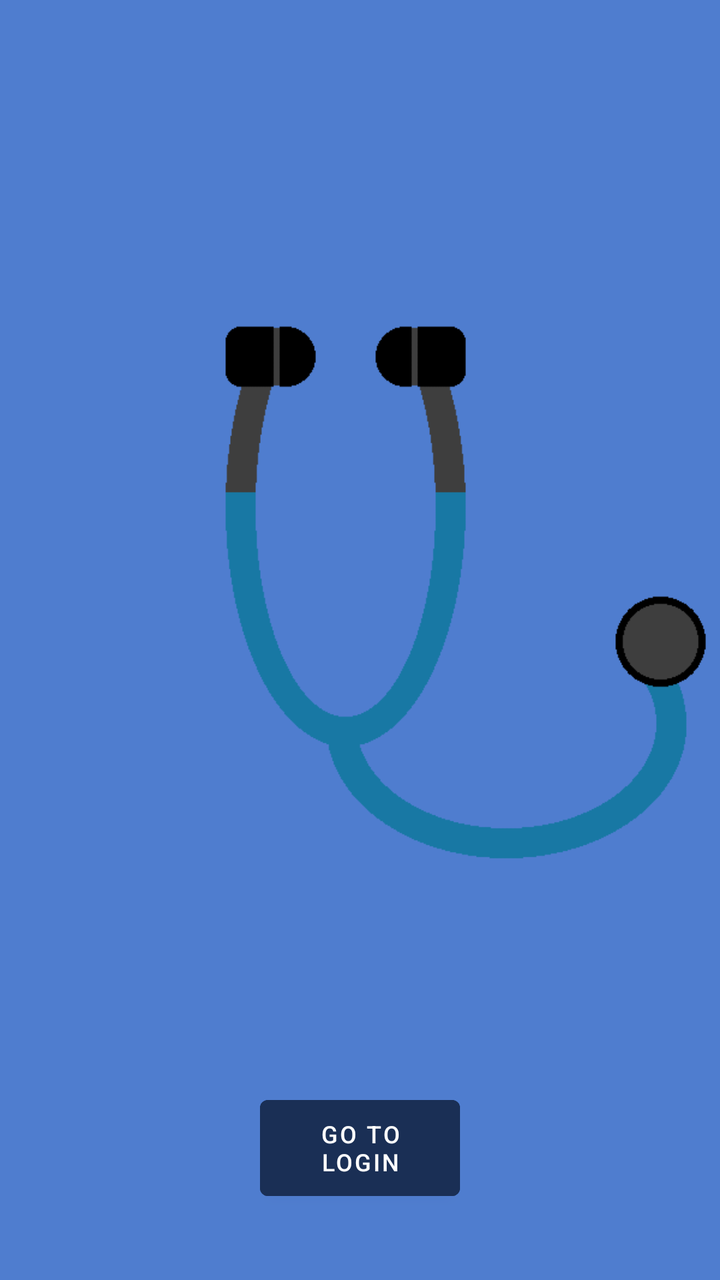
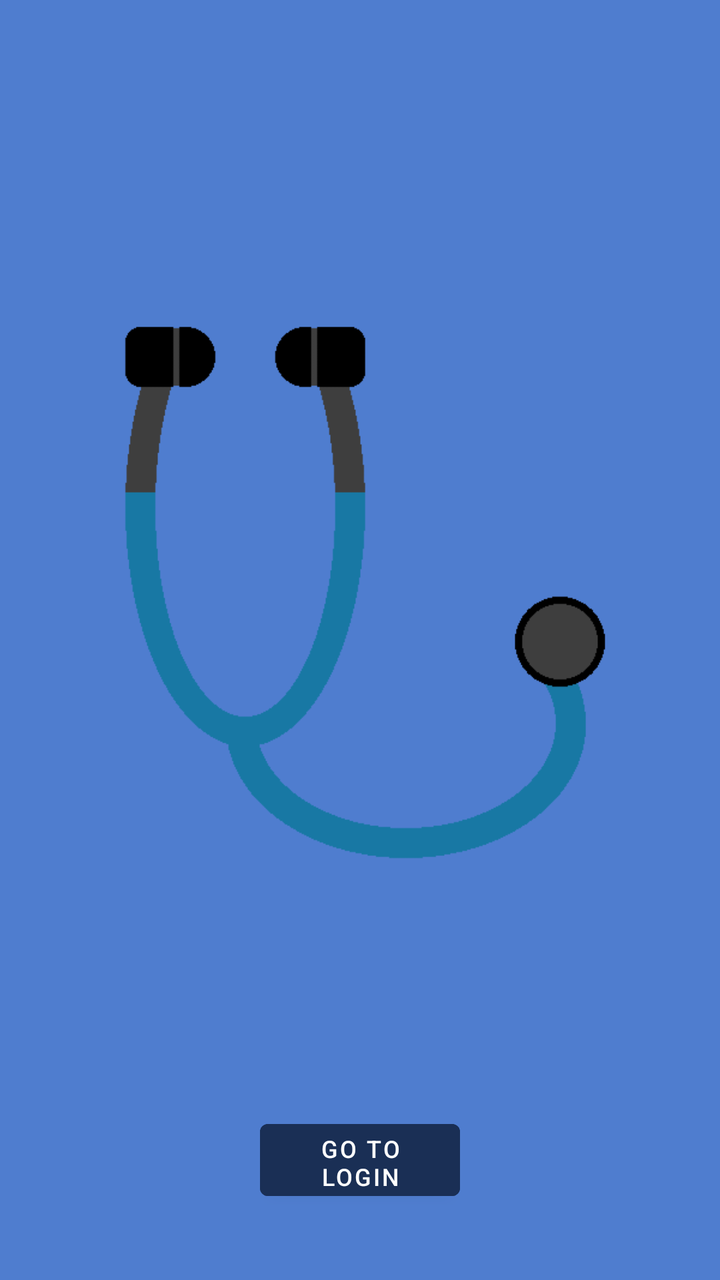

An Android layout rendered at two revisions. The XML below is the earlier revision; the diff shows what the commit changed to produce the second picture.
<!-- AndroidManifest.xml: application theme Theme.Alexandermaynard_COMP304Lab3_Ex1 -->
<!-- res/layout/activity_main.xml -->
<?xml version="1.0" encoding="utf-8"?>
<androidx.constraintlayout.widget.ConstraintLayout xmlns:android="http://schemas.android.com/apk/res/android"
    xmlns:app="http://schemas.android.com/apk/res-auto"
    xmlns:tools="http://schemas.android.com/tools"
    android:id="@+id/main"
    android:layout_width="match_parent"
    android:layout_height="match_parent"
    tools:context=".MainActivity">

    
    <ImageView
        android:id="@+id/main_image_view"
        android:layout_width="wrap_content"
        android:layout_height="wrap_content"
        android:contentDescription="@string/app_logo_text"
        android:cropToPadding="true"
        app:layout_constraintBottom_toBottomOf="parent"
        app:layout_constraintEnd_toEndOf="parent"
        app:layout_constraintHorizontal_bias="0.495"
        app:layout_constraintStart_toStartOf="parent"
        app:layout_constraintTop_toTopOf="parent"
        app:layout_constraintVertical_bias="0.331"
        app:srcCompat="@drawable/stethoscope" />

    
    <Button
        android:id="@+id/to_login_page_btn"
        style="@style/regular_button"
        android:text="@string/to_login_page_btn_text"
        app:layout_constraintBottom_toBottomOf="parent"
        app:layout_constraintEnd_toEndOf="parent"
        app:layout_constraintStart_toStartOf="parent" />

</androidx.constraintlayout.widget.ConstraintLayout>
<!-- resources referenced by this layout -->
<resources>
  <!-- drawable stethoscope: png bitmap (drawable, 4568 bytes) -->
  <string name="app_logo_text">Cartoon stethoscope image</string>
  <string name="to_login_page_btn_text">Go to login</string>
  <style name="regular_button">
          <item name="android:layout_width">100dp</item>
          <item name="android:layout_height">60dp</item>
          <item name="android:textColor">@color/white</item>
          <item name="android:backgroundTint">@color/dark_blue</item>
          <item name="android:layout_marginBottom">36dp</item>
          <item name="android:textSize">12sp</item>
      </style>
  <style name="Theme.Alexandermaynard_COMP304Lab3_Ex1" parent="Base.Theme.Alexandermaynard_COMP304Lab3_Ex1" />
  <color name="white">#FFFFFFFF</color>
  <color name="dark_blue">#1A2F55</color>
  <style name="Base.Theme.Alexandermaynard_COMP304Lab3_Ex1" parent="Theme.MaterialComponents.DayNight.DarkActionBar">
          
          <item name="colorPrimary">@color/dark_blue</item>
          <item name="colorSecondary">@color/white</item>
          <item name="android:textColor">@color/dark_blue</item>
          <item name="android:windowBackground">@color/light_blue</item>
          <item name="android:textSize">18sp</item>
      </style>
  <color name="light_blue">#4F7DCF</color>
</resources>

<!-- the commit's change to res/layout/activity_main.xml (unified diff, before → after) -->
@@ -12,6 +12,7 @@
         android:id="@+id/main_image_view"
         android:layout_width="wrap_content"
         android:layout_height="wrap_content"
+        android:layout_marginStart="-100dp"
         android:contentDescription="@string/app_logo_text"
         android:cropToPadding="true"
         app:layout_constraintBottom_toBottomOf="parent"
<!-- resource entries referenced after the edit -->
@@ -5,7 +5,7 @@
   <string name="to_login_page_btn_text">Go to login</string>
   <style name="regular_button">
           <item name="android:layout_width">100dp</item>
-          <item name="android:layout_height">60dp</item>
+          <item name="android:layout_height">48dp</item>
           <item name="android:textColor">@color/white</item>
           <item name="android:backgroundTint">@color/dark_blue</item>
           <item name="android:layout_marginBottom">36dp</item>
